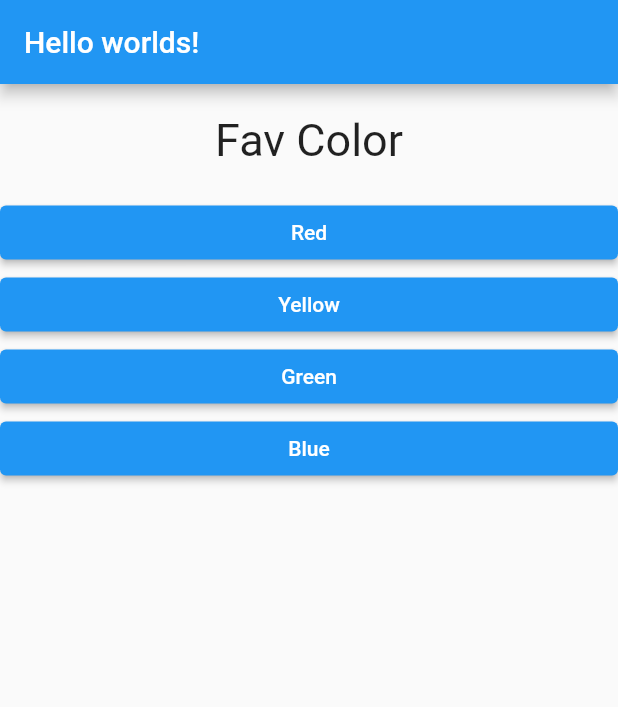
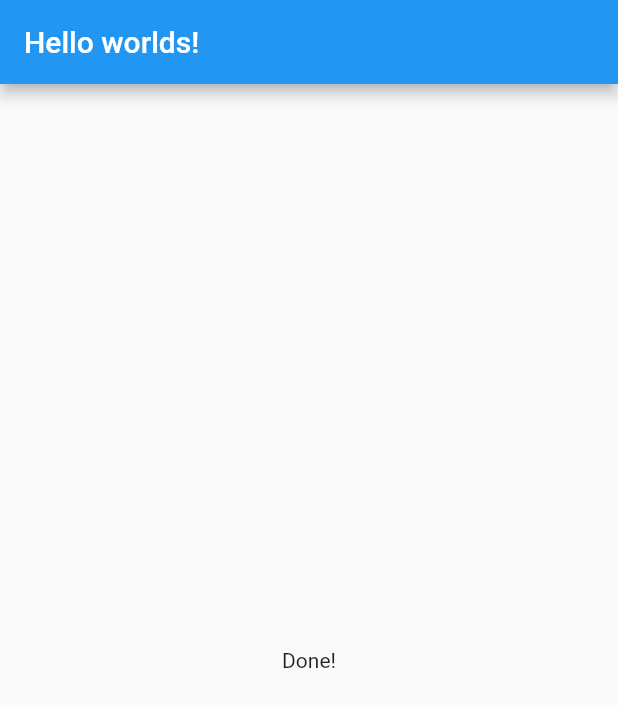
Before and after one commit to alexsanjoseph/flutter_complete_guide, a Flutter app: the screen it shows after launch, after a tap on "Red", after a tap on "Tiger", on a phone screen of 412 x 824 dp. Shown: the top 707 px of the screen. Run offline on Flutter 3.47's test engine with Material 2 defaults, Android fonts, the phone set to English and light mode, and no system bars.

Commit message:
Added if condition

```diff
--- a/lib/main.dart
+++ b/lib/main.dart
@@ -18,7 +18,7 @@ class MyAppState extends State {
   void answerQuestion() {
     print("Chosen!!");
     setState(() {
-      questionIndex = (questionIndex + 1) % 2;
+      questionIndex = (questionIndex + 1);
     });
   }
 
@@ -40,14 +40,16 @@ class MyAppState extends State {
         appBar: AppBar(
           title: Text("Hello worlds!"),
         ),
-        body: Column(
-          children: <Widget>[
-            Question(questions[questionIndex]['question']),
-            ...(questions[questionIndex]['options'] as List<String>)
-                .map((answer) => Answer(answer, answerQuestion))
-                .toList(),
-          ],
-        ),
+        body: questionIndex < questions.length
+            ? Column(
+                children: <Widget>[
+                  Question(questions[questionIndex]['question'] as String),
+                  ...(questions[questionIndex]['options'] as List<String>)
+                      .map((answer) => Answer(answer, answerQuestion))
+                      .toList(),
+                ],
+              )
+            : Center(child: Text("Done!")),
       ),
     );
   }
--- a/pubspec.yaml
+++ b/pubspec.yaml
@@ -18,7 +18,7 @@ publish_to: 'none' # Remove this line if you wish to publish to pub.dev
 version: 1.0.0+1
 
 environment:
-  sdk: ">=2.11.0 <3.0.0"
+  sdk: ">=2.12.0 <3.0.0"
 
 dependencies:
   flutter:
```
